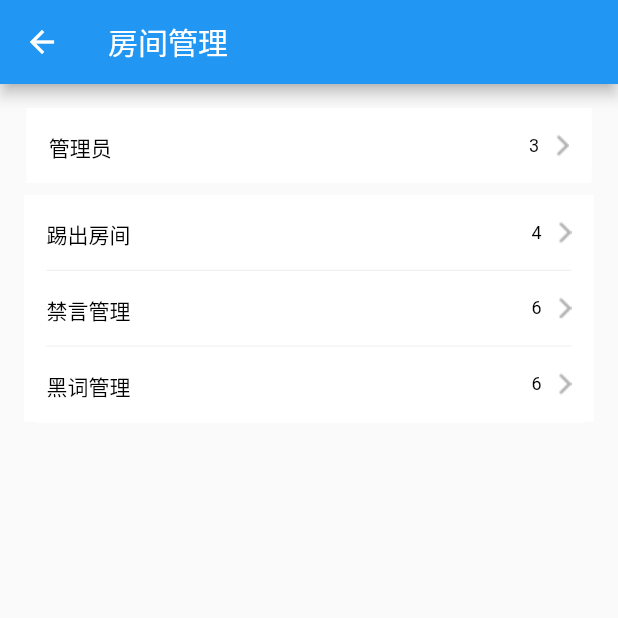
After one commit to airingursb/fb_modulex, a Flutter app: the HomeManager screen opened directly, on a phone screen of 412 x 824 dp, the top half of it. The commit adds this screen. Run offline on Flutter 3.47's test engine with Material 2 defaults, Android fonts, the phone set to English and light mode, and no system bars; missing offline and left inert: flutter_boost.

Commit message:
feat: 实现房间管理首页

```diff
--- /dev/null
+++ b/lib/home_manager.dart
@@ -0,0 +1,117 @@
+import 'package:flutter/cupertino.dart';
+import 'package:flutter/material.dart';
+import 'package:flutter_boost/flutter_boost.dart';
+// import 'package:fb_modulex/platform_view.dart';
+
+class HomeManager extends StatelessWidget {
+  @override
+  Widget build(BuildContext context) {
+    return Scaffold(
+        appBar: AppBar(
+          title: Text("房间管理"),
+        ),
+        body: Scrollbar(
+          child: SingleChildScrollView(
+            padding: EdgeInsets.all(16.0),
+            child: Center(
+              child: Column(
+                  children: [EntryItemTopWidget(), EntryItemBottomWidget()]),
+            ),
+          ),
+        ));
+  }
+}
+
+Container EntryItem(
+  Size size,
+  String title,
+  String number,
+  String url,
+) {
+  return Container(
+    width: size.width * 343 / 375,
+    height: 50,
+    padding: const EdgeInsets.only(top: 16, left: 15, bottom: 16, right: 15),
+    color: Colors.white,
+    child: InkWell(
+        onTap: () => FlutterBoost.singleton.open(url),
+        child: Row(
+            crossAxisAlignment: CrossAxisAlignment.center,
+            mainAxisAlignment: MainAxisAlignment.spaceBetween,
+            children: [
+              Text(
+                title,
+                style: TextStyle(color: Colors.black, fontSize: 14),
+              ),
+              Container(
+                child: Row(
+                  children: <Widget>[
+                    Text(
+                      number,
+                      style: TextStyle(color: Colors.black, fontSize: 12),
+                    ),
+                    Container(
+                      width: 20,
+                      height: 20,
+                      child: Image.asset(
+                        'assets/images/liveMineMore.png',
+                        fit: BoxFit.cover,
+                      ),
+                    ),
+                  ],
+                ),
+              )
+            ])),
+  );
+}
+
+class EntryItemTopWidget extends StatelessWidget {
+  @override
+  Widget build(BuildContext context) {
+    final size = MediaQuery.of(context).size;
+
+    return Container(
+      child: EntryItem(size, '管理员', '3', 'second'),
+      decoration: BoxDecoration(
+          borderRadius: BorderRadius.circular(10), color: Colors.white),
+    );
+  }
+}
+
+class EntryItemBottomWidget extends StatelessWidget {
+  var list;
+
+  @override
+  Widget build(BuildContext context) {
+    final size = MediaQuery.of(context).size;
+    list = ListView.separated(
+      itemCount: 3,
+      itemBuilder: (BuildContext context, int index) {
+        switch (index) {
+          case 0:
+            return EntryItem(size, '踢出房间', '4', 'second');
+          case 1:
+            return EntryItem(size, '禁言管理', '6', 'second');
+          case 2:
+            return EntryItem(size, '黑词管理', '6', 'second');
+        }
+      },
+      separatorBuilder: (BuildContext context, int index) {
+        return Divider(
+          height: 0.5,
+          indent: 15,
+          endIndent: 15,
+          color: Color.fromRGBO(1, 1, 1, 0.1), // 247, 247, 247
+        );
+      },
+    );
+
+    return Container(
+      margin: const EdgeInsets.only(top: 8),
+      height: 152,
+      child: list,
+      decoration: BoxDecoration(
+          borderRadius: BorderRadius.circular(10), color: Colors.white),
+    );
+  }
+}
--- a/lib/main.dart
+++ b/lib/main.dart
@@ -1,6 +1,7 @@
 import 'package:flutter/material.dart';
 import 'package:flutter_boost/flutter_boost.dart';
 import 'simple_page_widgets.dart';
+import 'home_manager.dart';
 
 void main() {
   runApp(MyApp());
@@ -24,14 +25,14 @@ class _MyAppState extends State<MyApp> {
       'platformView': (pageName, params, _) => PlatformRouteWidget(),
       'flutterFragment': (pageName, params, _) => FragmentRouteWidget(params),
 
-      ///可以在native层通过 getContainerParams 来传递参数
+      'homeManager': (pageName, params, _) => HomeManager(), // 房间管理
+
+      // 可以在 native 层通过 getContainerParams 来传递参数
       'flutterPage': (pageName, params, _) {
         print("flutterPage params:$params");
 
-        return FlutterRouteWidget(params:params);
-        // return Center(
-        //   child: Text('Unknown route: ', textDirection: TextDirection.ltr),
-        // );
+        // return FlutterRouteWidget(params:params);
+        return HomeManager();
       },
     });
     FlutterBoost.singleton
@@ -43,7 +44,7 @@ class _MyAppState extends State<MyApp> {
     return MaterialApp(
         title: 'Flutter Boost example',
         builder: FlutterBoost.init(postPush: _onRoutePushed),
-        home: Container(color: Colors.red));
+        home: Container(color: Colors.white));
   }
 
   void _onRoutePushed(
--- a/lib/simple_page_widgets.dart
+++ b/lib/simple_page_widgets.dart
@@ -192,6 +192,23 @@ class _FlutterRouteWidgetState extends State<FlutterRouteWidget> {
                     border: Border(bottom: BorderSide(width: 0.0, color: CupertinoColors.inactiveGray)),
                   ),
                   placeholder: 'Name',
+                ),
+                InkWell(
+                  child: Container(
+                      padding: const EdgeInsets.all(8.0),
+                      margin: const EdgeInsets.all(8.0),
+                      color: Colors.yellow,
+                      child: Text(
+                        '房间管理',
+                        style: TextStyle(fontSize: 22.0, color: Colors.black),
+                      )),
+
+                  ///后面的参数会在native的IPlatform.startActivity方法回调中拼接到url的query部分。
+                  ///例如：sample://nativePage?aaa=bbb
+                  onTap: () => FlutterBoost.singleton
+                      .open("homeManager", urlParams: <dynamic,dynamic>{
+                    "query": {"aaa": "bbb"}
+                  }),
                 ),
                 InkWell(
                   child: Container(
```
Also changed, not shown: pubspec.yaml (+3 -7 lines), assets/images/liveMineMore.png (added), assets/images/liveMineMore@2x.png (added), assets/images/liveMineMore@3x.png (added).
